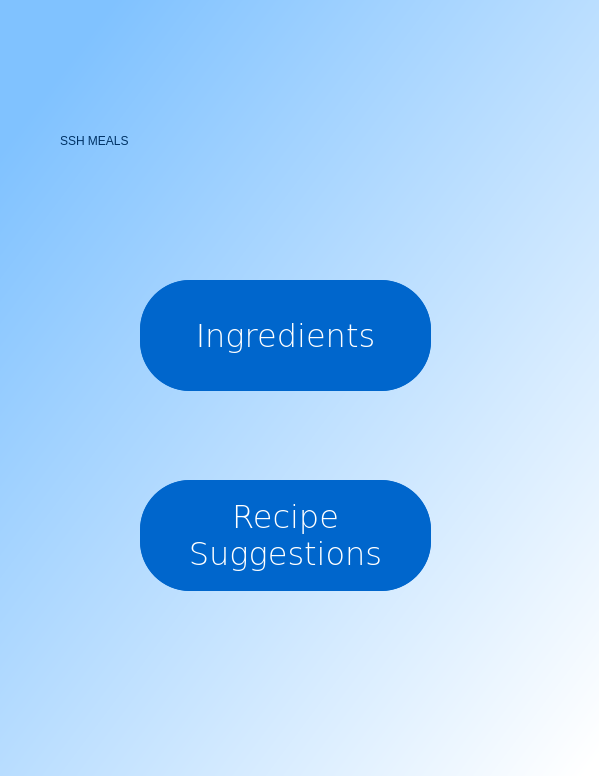
Before: the Qt Designer form SSHmealDesigner.ui in Boggo19/SSH-Camera, drawn with Qt 5.
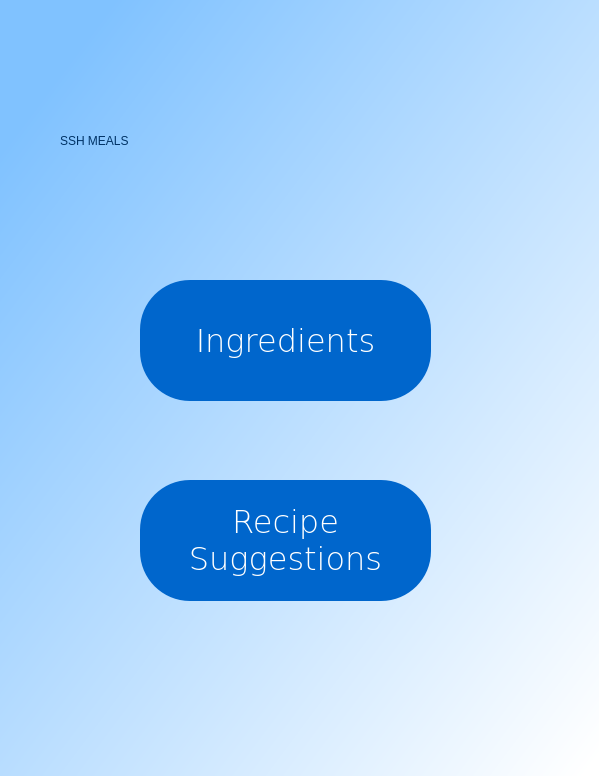
After: the same form once the commit is applied.

Commit message: Added the recipes page that can be accessed by pressing suggested recipes button

What changed in the file:
```diff
--- a/SSHmealDesigner.ui
+++ b/SSHmealDesigner.ui
@@ -26,81 +26,6 @@
     <string notr="true">QWidget#widget{
 background-color:qlineargradient(spread:pad, x1:0.091, y1:0.101636, x2:0.991379, y2:0.977, stop:0 rgba(128, 194, 255, 255), stop:1 rgba(255, 255, 255, 255))}</string>
    </property>
-   <widget class="QPushButton" name="pushButton">
-    <property name="geometry">
-     <rect>
-      <x>140</x>
-      <y>280</y>
-      <width>291</width>
-      <height>111</height>
-     </rect>
-    </property>
-    <property name="font">
-     <font>
-      <family>Verdana</family>
-      <pointsize>24</pointsize>
-      <weight>9</weight>
-      <italic>false</italic>
-      <bold>false</bold>
-      <strikeout>false</strikeout>
-     </font>
-    </property>
-    <property name="layoutDirection">
-     <enum>Qt::LeftToRight</enum>
-    </property>
-    <property name="autoFillBackground">
-     <bool>false</bool>
-    </property>
-    <property name="styleSheet">
-     <string notr="true">border-radius:50px;
-border-color:rgba(255, 215, 0, 1);
-background-color:rgba(0, 102, 204, 1);
-font: 75 24pt &quot;Verdana&quot;;
-color: rgb(255,255,255);
-alternate-background-color: rgba(0, 102, 102, 1);</string>
-    </property>
-    <property name="text">
-     <string>Ingredients</string>
-    </property>
-   </widget>
-   <widget class="QPushButton" name="pushButton_2">
-    <property name="geometry">
-     <rect>
-      <x>140</x>
-      <y>480</y>
-      <width>291</width>
-      <height>111</height>
-     </rect>
-    </property>
-    <property name="font">
-     <font>
-      <family>Verdana</family>
-      <pointsize>24</pointsize>
-      <weight>9</weight>
-      <italic>false</italic>
-      <bold>false</bold>
-      <strikeout>false</strikeout>
-     </font>
-    </property>
-    <property name="layoutDirection">
-     <enum>Qt::LeftToRight</enum>
-    </property>
-    <property name="autoFillBackground">
-     <bool>false</bool>
-    </property>
-    <property name="styleSheet">
-     <string notr="true">border-radius:50px;
-border-color:rgba(255, 215, 0, 1);
-background-color:rgba(0, 102, 204, 1);
-font: 75 24pt &quot;Verdana&quot;;
-color: rgb(255,255,255);
-alternate-background-color: rgba(0, 102, 102, 1);</string>
-    </property>
-    <property name="text">
-     <string>Recipe
-Suggestions</string>
-    </property>
-   </widget>
    <widget class="QWidget" name="colourWidget" native="true">
     <property name="geometry">
      <rect>
@@ -137,7 +62,7 @@
        <x>140</x>
        <y>280</y>
        <width>291</width>
-       <height>111</height>
+       <height>121</height>
       </rect>
      </property>
      <property name="font">
@@ -174,7 +99,7 @@
        <x>140</x>
        <y>480</y>
        <width>291</width>
-       <height>111</height>
+       <height>121</height>
       </rect>
      </property>
      <property name="font">
```
The commit also changes 7 other files.
